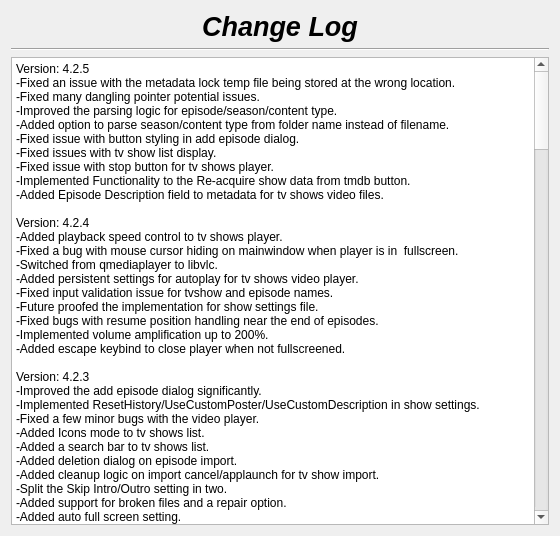
First picture: the form in changelog.ui, repository therealMaPMaKeR/MMDiary, before the edit.
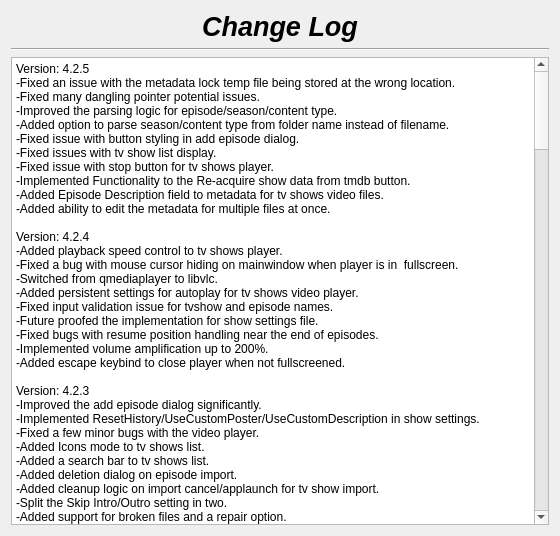
Second picture: the form after the edit.

Commit message:
added context menu option for multi edit of metadata
in the list of episodes for tv shows

```diff
--- a/changelog.ui
+++ b/changelog.ui
@@ -58,7 +58,7 @@
 &lt;p style=&quot; margin-top:0px; margin-bottom:0px; margin-left:0px; margin-right:0px; -qt-block-indent:0; text-indent:0px;&quot;&gt;Version: 4.2.5&lt;br /&gt;-Fixed an issue with the metadata lock temp file being stored at the wrong location.&lt;br /&gt;-Fixed many dangling pointer potential issues.&lt;/p&gt;
 &lt;p style=&quot; margin-top:0px; margin-bottom:0px; margin-left:0px; margin-right:0px; -qt-block-indent:0; text-indent:0px;&quot;&gt;-Improved the parsing logic for episode/season/content type.&lt;br /&gt;-Added option to parse season/content type from folder name instead of filename.&lt;br /&gt;-Fixed issue with button styling in add episode dialog.&lt;/p&gt;
 &lt;p style=&quot; margin-top:0px; margin-bottom:0px; margin-left:0px; margin-right:0px; -qt-block-indent:0; text-indent:0px;&quot;&gt;-Fixed issues with tv show list display.&lt;/p&gt;
-&lt;p style=&quot; margin-top:0px; margin-bottom:0px; margin-left:0px; margin-right:0px; -qt-block-indent:0; text-indent:0px;&quot;&gt;-Fixed issue with stop button for tv shows player.&lt;br /&gt;-Implemented Functionality to the Re-acquire show data from tmdb button.&lt;br /&gt;-Added Episode Description field to metadata for tv shows video files.&lt;br /&gt;&lt;br /&gt;Version: 4.2.4&lt;br /&gt;-Added playback speed control to tv shows player.&lt;br /&gt;-Fixed a bug with mouse cursor hiding on mainwindow when player is in  fullscreen.&lt;/p&gt;
+&lt;p style=&quot; margin-top:0px; margin-bottom:0px; margin-left:0px; margin-right:0px; -qt-block-indent:0; text-indent:0px;&quot;&gt;-Fixed issue with stop button for tv shows player.&lt;br /&gt;-Implemented Functionality to the Re-acquire show data from tmdb button.&lt;br /&gt;-Added Episode Description field to metadata for tv shows video files.&lt;br /&gt;-Added ability to edit the metadata for multiple files at once.&lt;br /&gt;&lt;br /&gt;Version: 4.2.4&lt;br /&gt;-Added playback speed control to tv shows player.&lt;br /&gt;-Fixed a bug with mouse cursor hiding on mainwindow when player is in  fullscreen.&lt;/p&gt;
 &lt;p style=&quot; margin-top:0px; margin-bottom:0px; margin-left:0px; margin-right:0px; -qt-block-indent:0; text-indent:0px;&quot;&gt;-Switched from qmediaplayer to libvlc.&lt;br /&gt;-Added persistent settings for autoplay for tv shows video player.&lt;br /&gt;-Fixed input validation issue for tvshow and episode names.&lt;br /&gt;-Future proofed the implementation for show settings file.&lt;br /&gt;-Fixed bugs with resume position handling near the end of episodes.&lt;br /&gt;-Implemented volume amplification up to 200%.&lt;br /&gt;-Added escape keybind to close player when not fullscreened.&lt;br /&gt;&lt;br /&gt;Version: 4.2.3&lt;br /&gt;-Improved the add episode dialog significantly.&lt;/p&gt;
 &lt;p style=&quot; margin-top:0px; margin-bottom:0px; margin-left:0px; margin-right:0px; -qt-block-indent:0; text-indent:0px;&quot;&gt;-Implemented ResetHistory/UseCustomPoster/UseCustomDescription in show settings.&lt;br /&gt;-Fixed a few minor bugs with the video player.&lt;br /&gt;-Added Icons mode to tv shows list.&lt;br /&gt;-Added a search bar to tv shows list.&lt;/p&gt;
 &lt;p style=&quot; margin-top:0px; margin-bottom:0px; margin-left:0px; margin-right:0px; -qt-block-indent:0; text-indent:0px;&quot;&gt;-Added deletion dialog on episode import.&lt;br /&gt;-Added cleanup logic on import cancel/applaunch for tv show import.&lt;br /&gt;-Split the Skip Intro/Outro setting in two.&lt;br /&gt;-Added support for broken files and a repair option.&lt;br /&gt;-Added auto full screen setting.&lt;/p&gt;
```
The commit also changes 2 other files.
